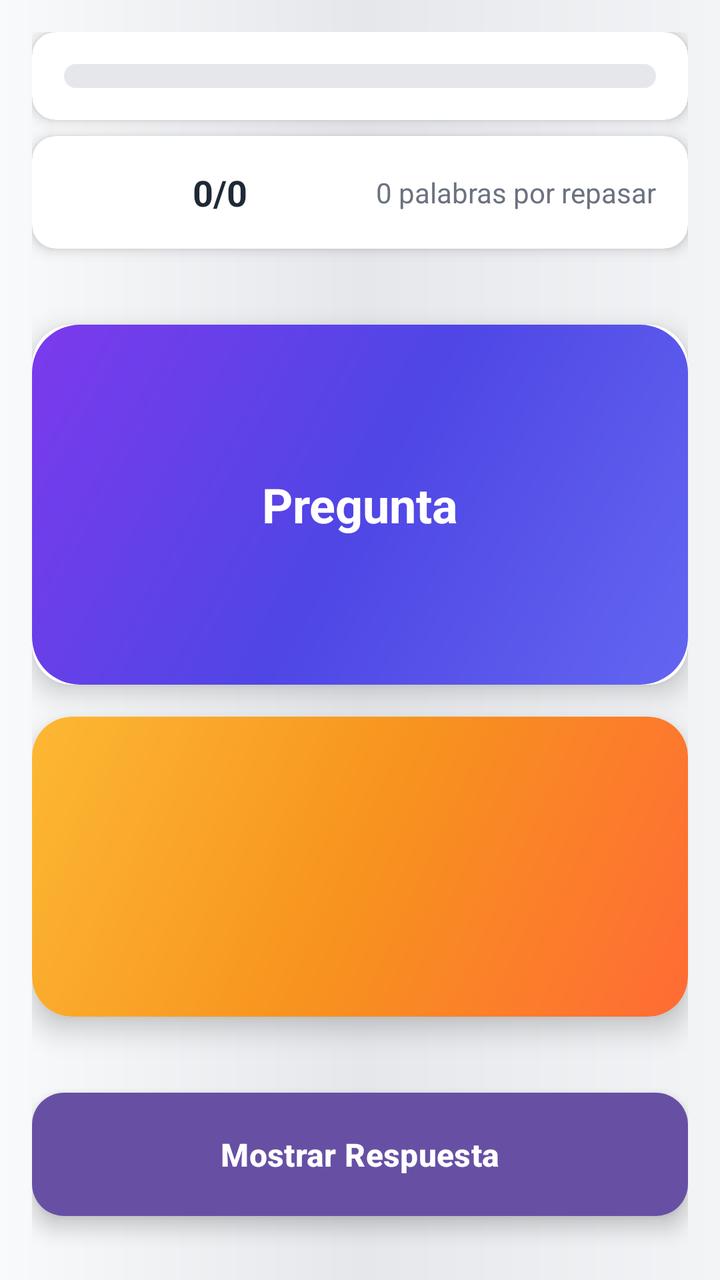
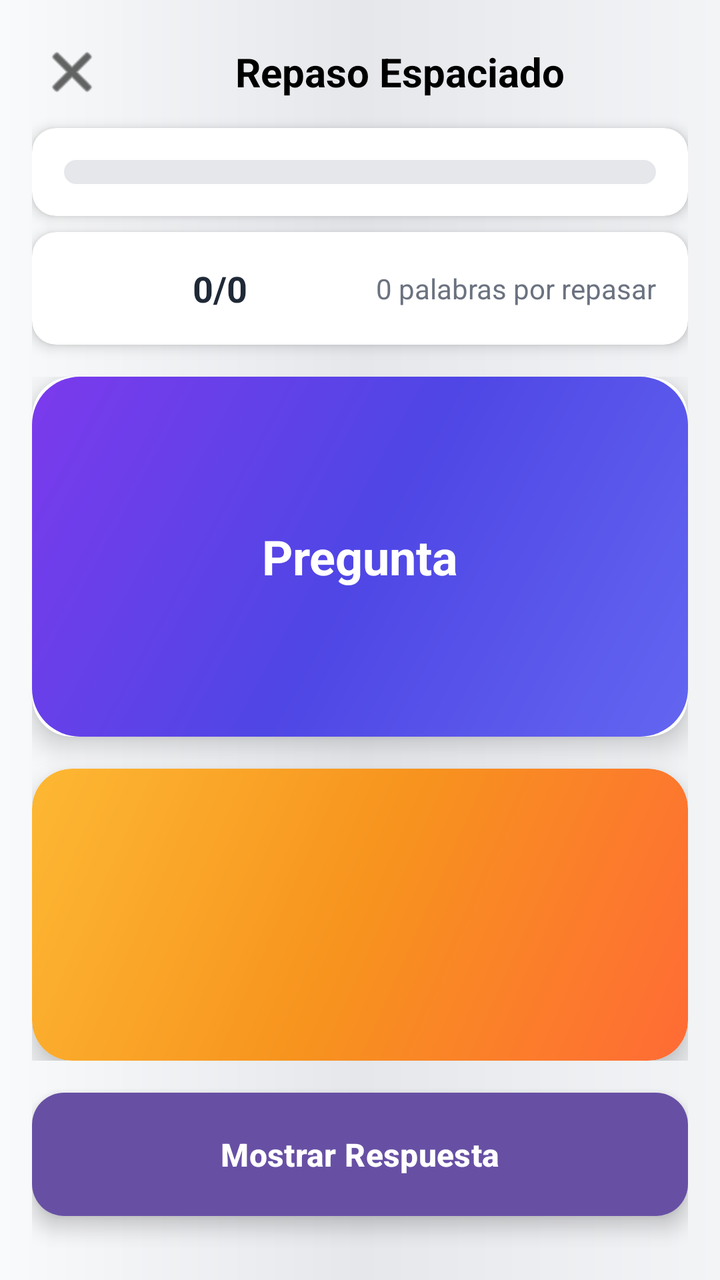

An Android layout rendered at two revisions. The XML below is the earlier revision; the diff shows what the commit changed to produce the second picture.
<!-- AndroidManifest.xml: application theme Theme.PAQU -->
<!-- res/layout/activity_review.xml -->
<?xml version="1.0" encoding="utf-8"?>
<LinearLayout xmlns:android="http://schemas.android.com/apk/res/android"
    xmlns:app="http://schemas.android.com/apk/res-auto"
    android:layout_width="match_parent"
    android:layout_height="match_parent"
    android:orientation="vertical"
    android:padding="16dp"
    android:background="@drawable/bg_gradient_review">

    
    <androidx.cardview.widget.CardView
        android:layout_width="match_parent"
        android:layout_height="wrap_content"
        app:cardCornerRadius="12dp"
        app:cardElevation="4dp"
        app:cardBackgroundColor="#FFFFFF"
        android:layout_marginBottom="8dp">

        <LinearLayout
            android:layout_width="match_parent"
            android:layout_height="wrap_content"
            android:orientation="vertical"
            android:padding="16dp">

            <ProgressBar
                android:id="@+id/progressBar"
                style="@android:style/Widget.ProgressBar.Horizontal"
                android:layout_width="match_parent"
                android:layout_height="12dp"
                android:progressDrawable="@drawable/progress_gradient" />
        </LinearLayout>
    </androidx.cardview.widget.CardView>

    
    <androidx.cardview.widget.CardView
        android:layout_width="match_parent"
        android:layout_height="wrap_content"
        app:cardCornerRadius="12dp"
        app:cardElevation="4dp"
        app:cardBackgroundColor="#FFFFFF"
        android:layout_marginBottom="16dp">

        <LinearLayout
            android:layout_width="match_parent"
            android:layout_height="wrap_content"
            android:orientation="horizontal"
            android:gravity="center"
            android:padding="16dp">

            <TextView
                android:id="@+id/textProgress"
                android:layout_width="0dp"
                android:layout_height="wrap_content"
                android:layout_weight="1"
                android:text="0/0"
                android:textSize="18sp"
                android:textStyle="bold"
                android:textColor="#1F2937"
                android:gravity="center" />

            <TextView
                android:id="@+id/textWordCount"
                android:layout_width="wrap_content"
                android:layout_height="wrap_content"
                android:text="0 palabras por repasar"
                android:textSize="14sp"
                android:textColor="#6B7280" />

        </LinearLayout>
    </androidx.cardview.widget.CardView>

    
    <LinearLayout
        android:layout_width="match_parent"
        android:layout_height="0dp"
        android:layout_weight="1"
        android:orientation="vertical"
        android:gravity="center">

        
        <androidx.cardview.widget.CardView
            android:layout_width="match_parent"
            android:layout_height="wrap_content"
            app:cardCornerRadius="20dp"
            app:cardElevation="8dp"
            android:layout_marginBottom="16dp">

            <LinearLayout
                android:layout_width="match_parent"
                android:layout_height="wrap_content"
                android:background="@drawable/card_gradient_bg"
                android:orientation="vertical"
                android:gravity="center"
                android:minHeight="180dp"
                android:padding="24dp">

                <TextView
                    android:id="@+id/textQuestion"
                    android:layout_width="match_parent"
                    android:layout_height="wrap_content"
                    android:text="Pregunta"
                    android:textSize="24sp"
                    android:textStyle="bold"
                    android:gravity="center"
                    android:textColor="#FFFFFF"
                    android:lineSpacingExtra="4dp" />
            </LinearLayout>
        </androidx.cardview.widget.CardView>

        
        <androidx.cardview.widget.CardView
            android:layout_width="match_parent"
            android:layout_height="wrap_content"
            app:cardCornerRadius="20dp"
            app:cardElevation="8dp">

            <LinearLayout
                android:layout_width="match_parent"
                android:layout_height="wrap_content"
                android:background="@drawable/answer_orange_gradient_bg"
                android:orientation="vertical"
                android:gravity="center"
                android:minHeight="150dp"
                android:padding="24dp">

                <TextView
                    android:id="@+id/textAnswer"
                    android:layout_width="match_parent"
                    android:layout_height="wrap_content"
                    android:text="Respuesta"
                    android:textSize="22sp"
                    android:textStyle="bold"
                    android:gravity="center"
                    android:textColor="#FFFFFF"
                    android:lineSpacingExtra="4dp"
                    android:visibility="gone" />
            </LinearLayout>
        </androidx.cardview.widget.CardView>

    </LinearLayout>

    
    <androidx.cardview.widget.CardView
        android:layout_width="match_parent"
        android:layout_height="wrap_content"
        app:cardCornerRadius="16dp"
        app:cardElevation="6dp"
        android:layout_marginTop="16dp"
        android:layout_marginBottom="16dp">

        <Button
            android:id="@+id/btnShowAnswer"
            android:layout_width="match_parent"
            android:layout_height="wrap_content"
            android:background="@drawable/button_black_gradient"
            android:padding="16dp"
            android:text="Mostrar Respuesta"
            android:textColor="#FFFFFF"
            android:textColorLink="#B19191"
            android:textSize="16sp"
            android:textStyle="bold" />
    </androidx.cardview.widget.CardView>

    
    <LinearLayout
        android:id="@+id/layoutAnswerButtons"
        android:layout_width="match_parent"
        android:layout_height="wrap_content"
        android:orientation="horizontal"
        android:visibility="gone">

        <androidx.cardview.widget.CardView
            android:layout_width="0dp"
            android:layout_height="wrap_content"
            android:layout_weight="1"
            app:cardCornerRadius="12dp"
            app:cardElevation="4dp"
            android:layout_marginEnd="4dp">

            <Button
                android:id="@+id/btnHard"
                android:layout_width="match_parent"
                android:layout_height="wrap_content"
                android:text="Difícil"
                android:background="@drawable/button_hard_gradient"
                android:textColor="#FFFFFF"
                android:textStyle="bold"
                android:padding="16dp" />
        </androidx.cardview.widget.CardView>

        <androidx.cardview.widget.CardView
            android:layout_width="0dp"
            android:layout_height="wrap_content"
            android:layout_weight="1"
            app:cardCornerRadius="12dp"
            app:cardElevation="4dp"
            android:layout_marginStart="4dp"
            android:layout_marginEnd="4dp">

            <Button
                android:id="@+id/btnMedium"
                android:layout_width="match_parent"
                android:layout_height="wrap_content"
                android:text="Medio"
                android:background="@drawable/button_medium_gradient"
                android:textColor="#FFFFFF"
                android:textStyle="bold"
                android:padding="16dp" />
        </androidx.cardview.widget.CardView>

        <androidx.cardview.widget.CardView
            android:layout_width="0dp"
            android:layout_height="wrap_content"
            android:layout_weight="1"
            app:cardCornerRadius="12dp"
            app:cardElevation="4dp"
            android:layout_marginStart="4dp">

            <Button
                android:id="@+id/btnEasy"
                android:layout_width="match_parent"
                android:layout_height="wrap_content"
                android:text="Fácil"
                android:background="@drawable/button_easy_gradient"
                android:textColor="#FFFFFF"
                android:textStyle="bold"
                android:padding="16dp" />
        </androidx.cardview.widget.CardView>

    </LinearLayout>

</LinearLayout>
<!-- resources referenced by this layout -->
<resources>
  <!-- drawable answer_orange_gradient_bg (drawable) -->
  <?xml version="1.0" encoding="utf-8"?>
  <shape xmlns:android="http://schemas.android.com/apk/res/android"
      android:shape="rectangle">
      <gradient
          android:angle="135"
          android:startColor="#FF6B35"
          android:centerColor="#F7931E"
          android:endColor="#FDB833"
          android:type="linear" />
      <corners android:radius="20dp" />
  </shape>
  <!-- drawable bg_gradient_review (drawable) -->
  <shape xmlns:android="http://schemas.android.com/apk/res/android">
      <gradient
          android:angle="180"
          android:startColor="#F3F4F6"
          android:centerColor="#E5E7EB"
          android:endColor="#F9FAFB"
          android:type="linear" />
  </shape>
  <!-- drawable button_black_gradient (drawable) -->
  <?xml version="1.0" encoding="utf-8"?>
  <shape xmlns:android="http://schemas.android.com/apk/res/android"
      android:shape="rectangle">
      <gradient
          android:angle="90"
          android:startColor="#1F2937"
          android:centerColor="#111827"
          android:endColor="#000000"
          android:type="linear" />
      <corners android:radius="12dp" />
  </shape>
  <!-- drawable button_easy_gradient (drawable) -->
  <?xml version="1.0" encoding="utf-8"?>
  <shape xmlns:android="http://schemas.android.com/apk/res/android"
      android:shape="rectangle">
      <gradient
          android:angle="90"
          android:startColor="#10B981"
          android:centerColor="#059669"
          android:endColor="#047857"
          android:type="linear" />
      <corners android:radius="16dp" />
  </shape>
  <!-- drawable button_hard_gradient (drawable) -->
  <?xml version="1.0" encoding="utf-8"?>
  <shape xmlns:android="http://schemas.android.com/apk/res/android"
      android:shape="rectangle">
      <gradient
          android:angle="90"
          android:startColor="#EF4444"
          android:centerColor="#DC2626"
          android:endColor="#B91C1C"
          android:type="linear" />
      <corners android:radius="16dp" />
  </shape>
  <!-- drawable button_medium_gradient (drawable) -->
  <?xml version="1.0" encoding="utf-8"?>
  <shape xmlns:android="http://schemas.android.com/apk/res/android"
      android:shape="rectangle">
      <gradient
          android:angle="90"
          android:startColor="#F59E0B"
          android:centerColor="#D97706"
          android:endColor="#B45309"
          android:type="linear" />
      <corners android:radius="16dp" />
  </shape>
  <!-- drawable card_gradient_bg (drawable) -->
  <?xml version="1.0" encoding="utf-8"?>
  <shape xmlns:android="http://schemas.android.com/apk/res/android"
      android:shape="rectangle">
      <gradient
          android:angle="135"
          android:startColor="#6366F1"
          android:centerColor="#4F46E5"
          android:endColor="#7C3AED"
          android:type="linear" />
      <corners android:radius="24dp" />
  </shape>
  <!-- drawable progress_gradient (drawable) -->
  <?xml version="1.0" encoding="utf-8"?>
  <layer-list xmlns:android="http://schemas.android.com/apk/res/android">
      
      <item android:id="@android:id/background">
          <shape>
              <corners android:radius="8dp" />
              <solid android:color="#E5E7EB" />
          </shape>
      </item>
  
      
      <item android:id="@android:id/progress">
          <clip>
              <shape>
                  <corners android:radius="8dp" />
                  <gradient
                      android:angle="0"
                      android:startColor="#10B981"
                      android:centerColor="#34D399"
                      android:endColor="#6EE7B7"
                      android:type="linear" />
              </shape>
          </clip>
      </item>
  </layer-list>
  <style name="Theme.PAQU" parent="Base.Theme.PAQU" />
  <style name="Base.Theme.PAQU" parent="Theme.Material3.DayNight.NoActionBar">
          
          
      </style>
</resources>

<!-- the commit's change to res/layout/activity_review.xml (unified diff, before → after) -->
@@ -6,6 +6,34 @@
     android:orientation="vertical"
     android:padding="16dp"
     android:background="@drawable/bg_gradient_review">
+    
+    <LinearLayout
+        android:layout_width="match_parent"
+        android:layout_height="wrap_content"
+        android:orientation="horizontal"
+        android:gravity="center_vertical"
+        android:layout_marginBottom="8dp">
+
+        <ImageButton
+            android:id="@+id/btnClose"
+            android:layout_width="40dp"
+            android:layout_height="40dp"
+            android:background="?android:attr/selectableItemBackgroundBorderless"
+            android:src="@android:drawable/ic_menu_close_clear_cancel"
+            android:contentDescription="Cerrar"
+            app:tint="#000000" />
+
+        <TextView
+            android:layout_width="0dp"
+            android:layout_height="wrap_content"
+            android:layout_weight="1"
+            android:text="Repaso Espaciado"
+            android:textColor="#000000"
+            android:textStyle="bold"
+            android:textSize="20sp"
+            android:gravity="center" />
+
+    </LinearLayout>
 
     
     <androidx.cardview.widget.CardView
